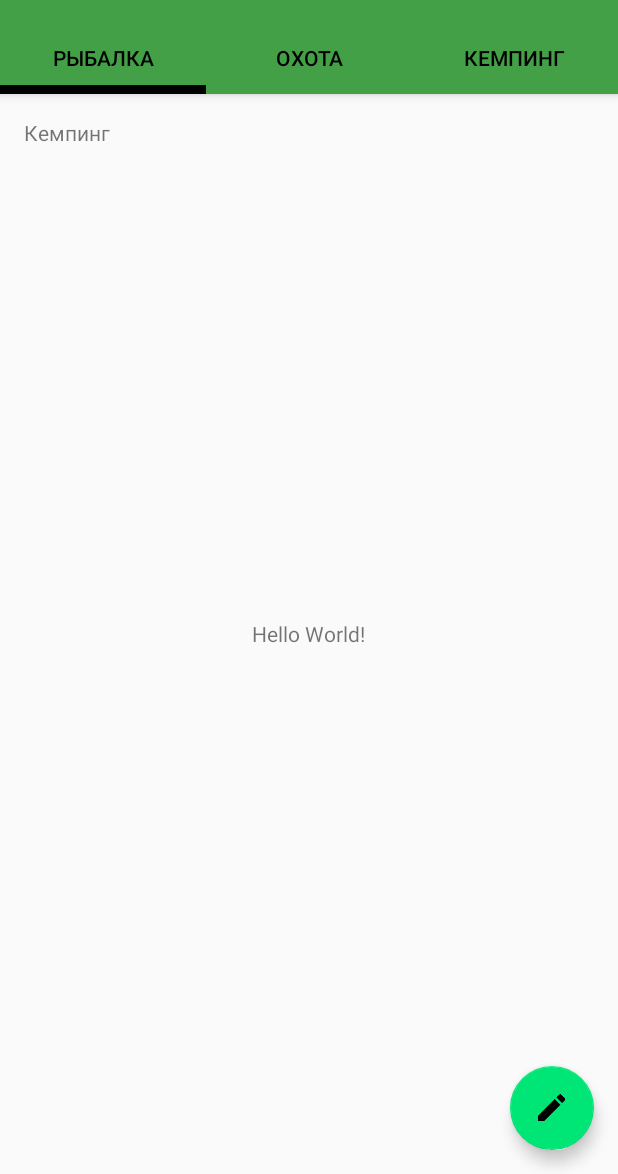
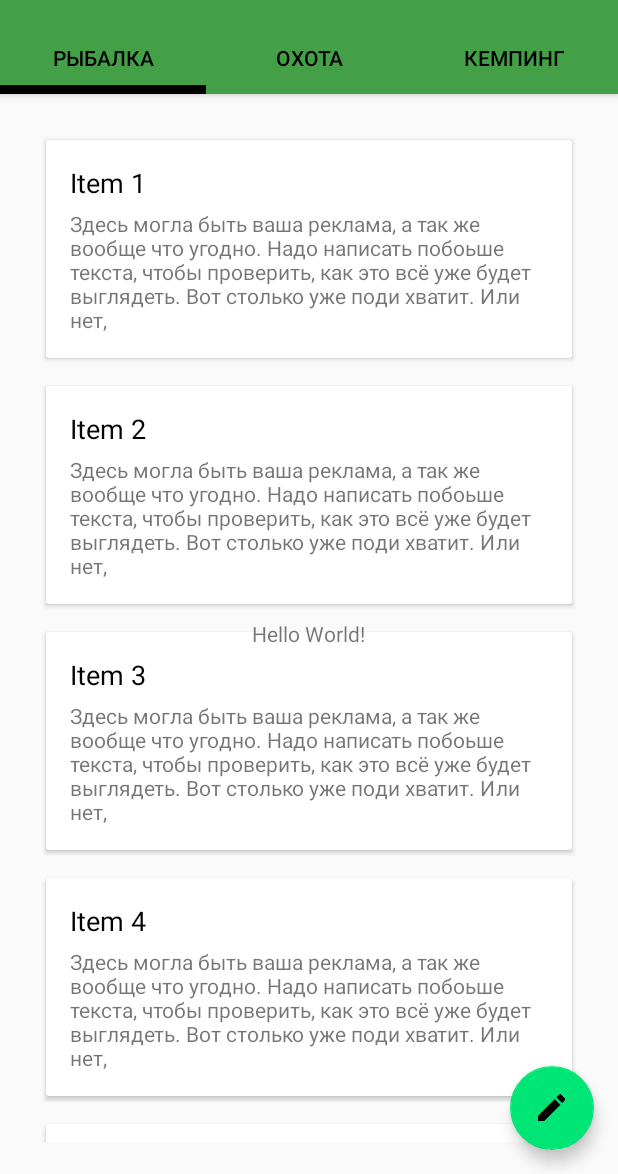
Before and after one commit to LifeStyleCo/LifeStyle, an Android app: the screen it shows after launch (MainActivity), on a phone screen of 412 x 824 dp, the part 62-1236 px from its top. Run offline under Robolectric (Android 15) with nearby library versions, the phone set to English and light mode, and no system bars.

Commit message:
v 0.0.0.5

```diff
--- a/app/build.gradle
+++ b/app/build.gradle
@@ -24,4 +24,6 @@
     testCompile 'junit:junit:4.12'
     compile 'com.android.support:appcompat-v7:23.4.0'
     compile 'com.android.support:design:23.4.0'
+    compile 'com.android.support:cardview-v7:23.4.0'
+    compile 'com.android.support:recyclerview-v7:23.4.0'
 }
--- /dev/null
+++ b/app/src/main/java/lifestyle_alfresco/lifestyle_alfresco/adapter/PostListAdapter.java
@@ -0,0 +1,58 @@
+package lifestyle_alfresco.lifestyle_alfresco.adapter;
+
+import android.support.v7.widget.CardView;
+import android.support.v7.widget.RecyclerView;
+import android.view.LayoutInflater;
+import android.view.View;
+import android.view.ViewGroup;
+import android.widget.TextView;
+
+import java.util.List;
+
+import lifestyle_alfresco.lifestyle_alfresco.R;
+import lifestyle_alfresco.lifestyle_alfresco.dto.PostDTO;
+
+
+public class PostListAdapter extends RecyclerView.Adapter<PostListAdapter.RemindViewHolder> {
+
+    private List<PostDTO> data;
+
+    public PostListAdapter(List<PostDTO> data) {
+        this.data = data;
+    }
+
+    @Override
+    public RemindViewHolder onCreateViewHolder(ViewGroup parent, int viewType) {
+        View view = LayoutInflater.from(parent.getContext()).inflate(R.layout.post_item, parent, false);
+
+        return new RemindViewHolder(view);
+    }
+
+    @Override
+    public void onBindViewHolder(RemindViewHolder holder, int position) {
+        PostDTO item = data.get(position);
+        holder.title.setText(item.getTitle());
+    }
+
+    @Override
+    public int getItemCount() {
+        return data.size();
+    }
+
+    public void setData(List<PostDTO> data) {
+        this.data = data;
+    }
+
+    public static class RemindViewHolder extends RecyclerView.ViewHolder {
+        CardView cardView;
+        TextView title;
+
+        public RemindViewHolder(View itemView) {
+            super(itemView);
+
+            cardView = (CardView) itemView.findViewById(R.id.cardView);
+            title = (TextView) itemView.findViewById(R.id.title);
+        }
+    }
+
+}
--- /dev/null
+++ b/app/src/main/java/lifestyle_alfresco/lifestyle_alfresco/dto/PostDTO.java
@@ -0,0 +1,41 @@
+package lifestyle_alfresco.lifestyle_alfresco.dto;
+
+import java.util.Date;
+
+public class PostDTO {
+
+    private long id;
+    private String title;
+    private Date remindDate;
+
+    public PostDTO(String title) {
+        this.title = title;
+    }
+
+    public PostDTO() {
+    }
+
+    public long getId() {
+        return id;
+    }
+
+    public void setId(long id) {
+        this.id = id;
+    }
+
+    public Date getRemindDate() {
+        return remindDate;
+    }
+
+    public void setRemindDate(Date remindDate) {
+        this.remindDate = remindDate;
+    }
+
+    public String getTitle() {
+        return title;
+    }
+
+    public void setTitle(String title) {
+        this.title = title;
+    }
+}
--- a/app/src/main/java/lifestyle_alfresco/lifestyle_alfresco/fragment/Fragment_Fishing.java
+++ b/app/src/main/java/lifestyle_alfresco/lifestyle_alfresco/fragment/Fragment_Fishing.java
@@ -4,14 +4,21 @@
 import android.content.Context;
 import android.os.Bundle;
 import android.support.annotation.Nullable;
+import android.support.v7.widget.LinearLayoutManager;
+import android.support.v7.widget.RecyclerView;
 import android.view.LayoutInflater;
 import android.view.View;
 import android.view.ViewGroup;
 
+import java.util.ArrayList;
+import java.util.List;
+
 import lifestyle_alfresco.lifestyle_alfresco.R;
+import lifestyle_alfresco.lifestyle_alfresco.adapter.PostListAdapter;
+import lifestyle_alfresco.lifestyle_alfresco.dto.PostDTO;
 
 public class Fragment_Fishing extends AbstractTabFragment {
-    private static final int LAYOUT = R.layout.fragment_example;
+    private static final int LAYOUT = R.layout.fragment_fiching;
 
     public static Fragment_Fishing getInstance(Context context) {
         Bundle args = new Bundle();
@@ -27,7 +34,25 @@
     @Override
     public View onCreateView (LayoutInflater inflater, ViewGroup container, Bundle savedInstanceState){
         view = inflater.inflate(LAYOUT, container, false);
+
+        RecyclerView rv = (RecyclerView)  view.findViewById(R.id.recyclerView);
+        rv.setLayoutManager(new LinearLayoutManager(context));
+        rv.setAdapter(new PostListAdapter(CreateMockPostListData()));
+
+
         return view;
+    }
+
+//Ниже заглушка данных с сервера
+    private List<PostDTO> CreateMockPostListData() {
+        List<PostDTO> data = new ArrayList<>();
+        data.add(new PostDTO("Item 1"));
+        data.add(new PostDTO("Item 2"));
+        data.add(new PostDTO("Item 3"));
+        data.add(new PostDTO("Item 4"));
+        data.add(new PostDTO("Item 5"));
+        data.add(new PostDTO("Item 6"));
+        return data;
     }
 
     public void setContext(Context context) {
--- /dev/null
+++ b/app/src/main/res/layout/fragment_fiching.xml
@@ -0,0 +1,21 @@
+<?xml version="1.0" encoding="utf-8"?>
+<LinearLayout xmlns:android="http://schemas.android.com/apk/res/android"
+    android:orientation="vertical"
+    android:layout_width="match_parent"
+    android:layout_height="match_parent"
+    android:paddingTop="5dp"
+    android:paddingBottom="5dp">
+
+
+    <android.support.v7.widget.RecyclerView
+        android:id="@+id/recyclerView"
+        android:layout_width="match_parent"
+        android:layout_height="match_parent">
+
+
+
+
+    </android.support.v7.widget.RecyclerView>
+
+
+</LinearLayout>
--- /dev/null
+++ b/app/src/main/res/layout/post_item.xml
@@ -0,0 +1,45 @@
+<?xml version="1.0" encoding="utf-8"?>
+<LinearLayout xmlns:android="http://schemas.android.com/apk/res/android"
+    xmlns:card="http://schemas.android.com/apk/res-auto"
+    android:orientation="vertical" android:layout_width="match_parent"
+    android:layout_height="wrap_content"
+    android:layout_marginTop="5dp"
+    android:layout_marginBottom="5dp"
+    android:layout_marginLeft="12dp"
+    android:layout_marginRight="12dp">
+
+    <android.support.v7.widget.CardView
+        android:layout_width="match_parent"
+        android:layout_height="wrap_content"
+        android:id="@+id/cardView"
+        card:cardElevation="2dp"
+        card:cardUseCompatPadding="true">
+
+        <LinearLayout
+            android:layout_width="match_parent"
+            android:layout_height="wrap_content"
+            android:padding="16dp"
+            android:orientation="vertical">
+
+            <TextView
+                android:layout_width="wrap_content"
+                android:layout_height="wrap_content"
+                android:id="@+id/title"
+                android:textSize="8pt"
+                android:textColor="@color/colorBlack"
+                android:paddingBottom="5dp"/>
+
+            <LinearLayout
+                android:layout_width="match_parent"
+                android:layout_height="wrap_content">
+                <TextView
+                    android:layout_width="wrap_content"
+                    android:layout_height="wrap_content"
+                    android:text="@string/test"/>
+            </LinearLayout>
+
+        </LinearLayout>
+
+    </android.support.v7.widget.CardView>
+
+</LinearLayout>
--- a/app/src/main/res/values/colors.xml
+++ b/app/src/main/res/values/colors.xml
@@ -4,4 +4,5 @@
     <color name="colorPrimaryDark">#1B5E20</color>
     <color name="colorAccent">#00E676</color>
     <color name="colorHeader">#388E3C</color>
+    <color name="colorBlack">#000000</color>
 </resources>
--- a/app/src/main/res/values/strings.xml
+++ b/app/src/main/res/values/strings.xml
@@ -7,5 +7,6 @@
     <string name="fishing">Рыбалка</string>
     <string name="hunting">Охота</string>
     <string name="camping">Кемпинг</string>
+    <string name="test">Здесь могла быть ваша реклама, а так же вообще что угодно. Надо написать побоьше текста, чтобы проверить, как это всё уже будет выглядеть. Вот столько уже поди хватит. Или нет,</string>
 
 </resources>
```
